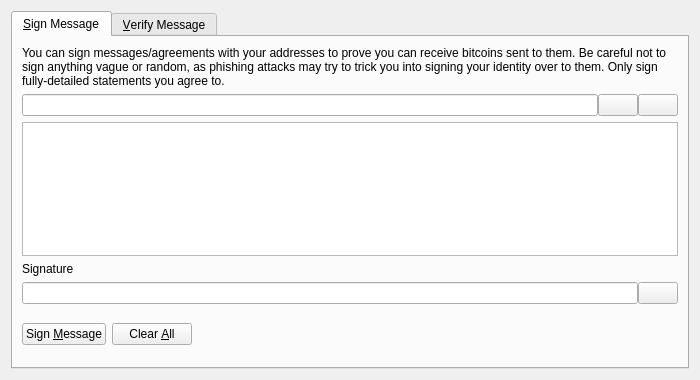
Old version of the form src/qt/forms/signverifymessagedialog.ui in the repository hideoussquid/aureus-13-gui.
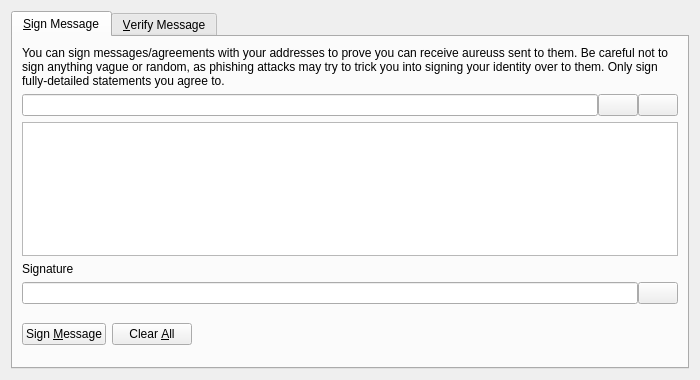
New version of the form. Icons and pictures are not drawn. Custom widgets are drawn as their Qt base class.

The edit to the form file:
```diff
--- a/src/qt/forms/signverifymessagedialog.ui
+++ b/src/qt/forms/signverifymessagedialog.ui
@@ -30,7 +30,7 @@
        <item>
         <widget class="QLabel" name="infoLabel_SM">
          <property name="text">
-          <string>You can sign messages/agreements with your addresses to prove you can receive bitcoins sent to them. Be careful not to sign anything vague or random, as phishing attacks may try to trick you into signing your identity over to them. Only sign fully-detailed statements you agree to.</string>
+          <string>You can sign messages/agreements with your addresses to prove you can receive aureuss sent to them. Be careful not to sign anything vague or random, as phishing attacks may try to trick you into signing your identity over to them. Only sign fully-detailed statements you agree to.</string>
          </property>
          <property name="textFormat">
           <enum>Qt::PlainText</enum>
```
Left out of the diff: 26 changed lines with no effect on the pictures.
